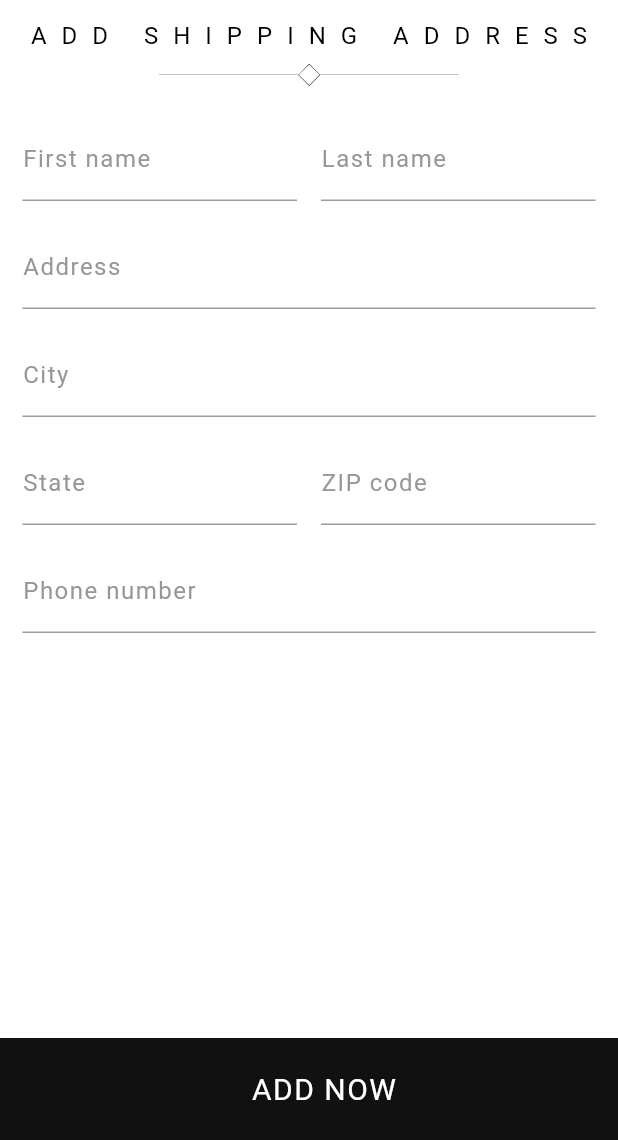
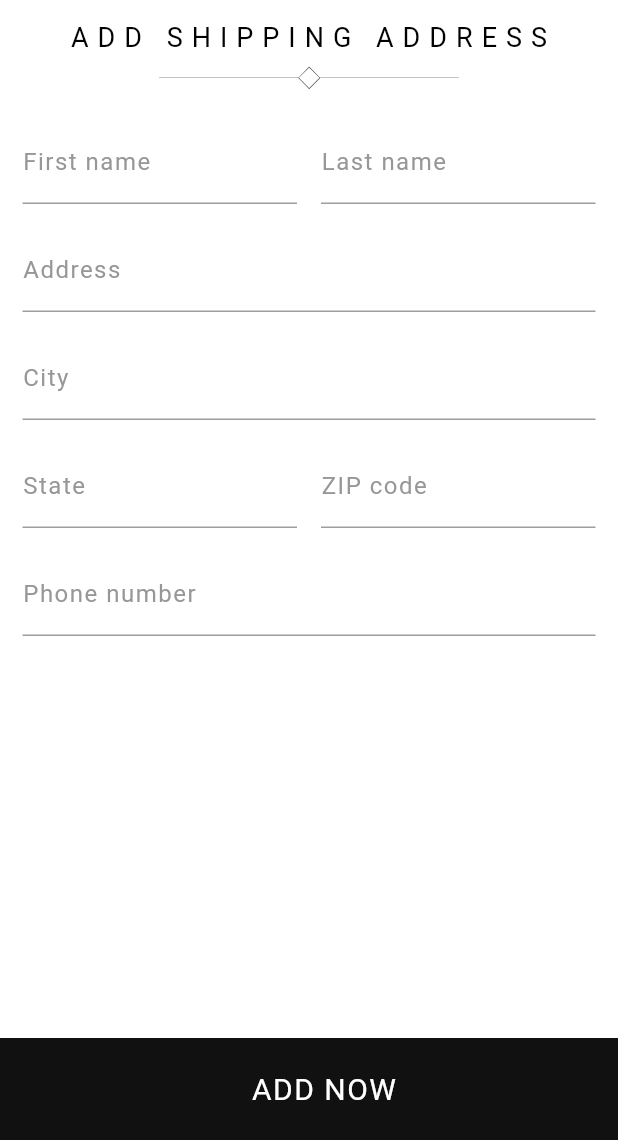
Before and after one commit to m9stafa05/Open-Fashion, a Flutter app: the AddAddressScreen screen opened by its route, on a phone screen of 412 x 824 dp, the part 96-1236 px from its top. Run offline on Flutter 3.47's test engine with Material 3 defaults, Android fonts, the phone set to English and light mode, and no system bars; our stand-ins replace flutter_svg, gap, ionicons; Roboto replaces fonts that are missing (Tenor Sans).

Commit message:
Update CustomTextHeader widget

```diff
--- a/lib/widgets/custom_text_header.dart
+++ b/lib/widgets/custom_text_header.dart
@@ -12,7 +12,7 @@ class CustomTextHeader extends StatelessWidget {
     return Center(
       child: Column(
         children: [
-          CustomText(text: text.toUpperCase(), spacing: 10),
+          CustomText(text: text.toUpperCase(), size: 18, spacing: 6),
           Gap(10),
           SvgPicture.asset(
             'assets/svgs/line.svg',
```
